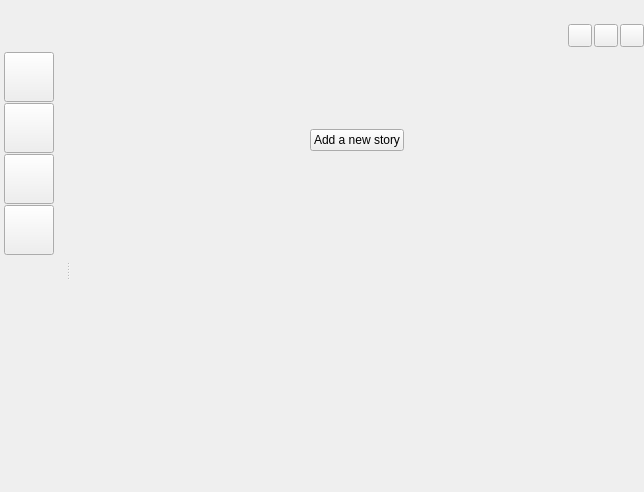
Before: the Qt Designer form ui/home_view.ui in zkovari/plotlyst, drawn with Qt 5.
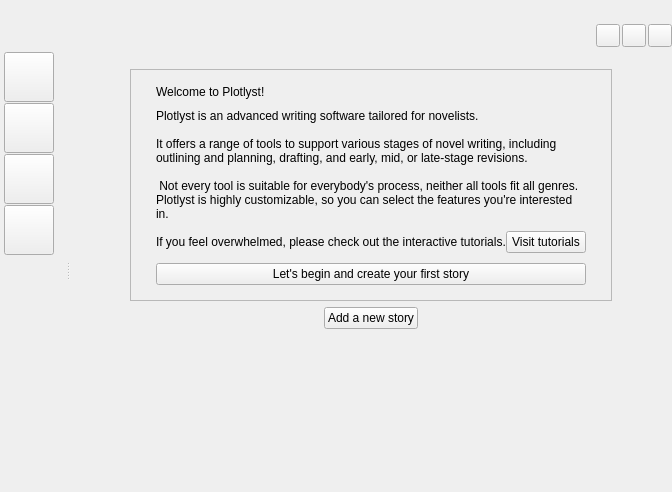
After: the same form once the commit is applied.

Commit message: Add Welcome page, closes #755

The edit to the form file:
```diff
--- a/ui/home_view.ui
+++ b/ui/home_view.ui
@@ -413,17 +413,187 @@
                 </property>
                 <layout class="QVBoxLayout" name="verticalLayout_12">
                  <property name="leftMargin">
-                  <number>0</number>
+                  <number>20</number>
                  </property>
                  <property name="topMargin">
-                  <number>80</number>
+                  <number>20</number>
                  </property>
                  <property name="rightMargin">
-                  <number>0</number>
+                  <number>20</number>
                  </property>
                  <property name="bottomMargin">
                   <number>0</number>
                  </property>
+                 <item>
+                  <layout class="QHBoxLayout" name="horizontalLayout_13">
+                   <item>
+                    <spacer name="horizontalSpacer_11">
+                     <property name="orientation">
+                      <enum>Qt::Horizontal</enum>
+                     </property>
+                     <property name="sizeType">
+                      <enum>QSizePolicy::Fixed</enum>
+                     </property>
+                     <property name="sizeHint" stdset="0">
+                      <size>
+                       <width>40</width>
+                       <height>20</height>
+                      </size>
+                     </property>
+                    </spacer>
+                   </item>
+                   <item>
+                    <widget class="QFrame" name="frame">
+                     <property name="sizePolicy">
+                      <sizepolicy hsizetype="Expanding" vsizetype="Preferred">
+                       <horstretch>0</horstretch>
+                       <verstretch>0</verstretch>
+                      </sizepolicy>
+                     </property>
+                     <property name="maximumSize">
+                      <size>
+                       <width>1000</width>
+                       <height>16777215</height>
+                      </size>
+                     </property>
+                     <property name="frameShape">
+                      <enum>QFrame::StyledPanel</enum>
+                     </property>
+                     <property name="frameShadow">
+                      <enum>QFrame::Raised</enum>
+                     </property>
+                     <property name="relaxed-white-bg" stdset="0">
+                      <bool>true</bool>
+                     </property>
+                     <property name="large-rounded" stdset="0">
+                      <bool>true</bool>
+                     </property>
+                     <layout class="QVBoxLayout" name="verticalLayout_15">
+                      <property name="spacing">
+                       <number>10</number>
+                      </property>
+                      <property name="leftMargin">
+                       <number>25</number>
+                      </property>
+                      <property name="topMargin">
+                       <number>15</number>
+                      </property>
+                      <property name="rightMargin">
+                       <number>25</number>
+                      </property>
+                      <property name="bottomMargin">
+                       <number>15</number>
+                      </property>
+                      <item>
+                       <widget class="QLabel" name="label_6">
+                        <property name="text">
+                         <string>Welcome to Plotlyst!</string>
+                        </property>
+                        <property name="h1" stdset="0">
+                         <bool>true</bool>
+                        </property>
+                       </widget>
+                      </item>
+                      <item>
+                       <widget class="QLabel" name="lblWelcomeMain">
+                        <property name="text">
+                         <string>Plotlyst is an advanced writing software tailored for novelists. 
+
+It offers a range of tools to support various stages of novel writing, including outlining and planning, drafting, and early, mid, or late-stage revisions. 
+
+ Not every tool is suitable for everybody's process, neither all tools fit all genres. Plotlyst is highly customizable, so you can select the features you're interested in.</string>
+                        </property>
+                        <property name="wordWrap">
+                         <bool>true</bool>
+                        </property>
+                       </widget>
+                      </item>
+                      <item>
+                       <layout class="QHBoxLayout" name="horizontalLayout_14">
+                        <property name="spacing">
+                         <number>0</number>
+                        </property>
+                        <item>
+                         <widget class="QLabel" name="label_8">
+                          <property name="sizePolicy">
+                           <sizepolicy hsizetype="Expanding" vsizetype="Preferred">
+                            <horstretch>0</horstretch>
+                            <verstretch>0</verstretch>
+                           </sizepolicy>
+                          </property>
+                          <property name="text">
+                           <string>If you feel overwhelmed, please check out the interactive tutorials.</string>
+                          </property>
+                          <property name="wordWrap">
+                           <bool>false</bool>
+                          </property>
+                          <property name="description" stdset="0">
+                           <bool>true</bool>
+                          </property>
+                         </widget>
+                        </item>
+                        <item>
+                         <widget class="QPushButton" name="btnVisitTutorials">
+                          <property name="cursor">
+                           <cursorShape>PointingHandCursor</cursorShape>
+                          </property>
+                          <property name="text">
+                           <string>Visit tutorials</string>
+                          </property>
+                         </widget>
+                        </item>
+                        <item>
+                         <spacer name="horizontalSpacer_13">
+                          <property name="orientation">
+                           <enum>Qt::Horizontal</enum>
+                          </property>
+                          <property name="sizeType">
+                           <enum>QSizePolicy::Expanding</enum>
+                          </property>
+                          <property name="sizeHint" stdset="0">
+                           <size>
+                            <width>40</width>
+                            <height>20</height>
+                           </size>
+                          </property>
+                         </spacer>
+                        </item>
+                       </layout>
+                      </item>
+                      <item>
+                       <widget class="QPushButton" name="btnFirstStory">
+                        <property name="cursor">
+                         <cursorShape>PointingHandCursor</cursorShape>
+                        </property>
+                        <property name="text">
+                         <string>Let's begin and create your first story</string>
+                        </property>
+                        <property name="transparent" stdset="0">
+                         <bool>true</bool>
+                        </property>
+                       </widget>
+                      </item>
+                     </layout>
+                    </widget>
+                   </item>
+                   <item>
+                    <spacer name="horizontalSpacer_14">
+                     <property name="orientation">
+                      <enum>Qt::Horizontal</enum>
+                     </property>
+                     <property name="sizeType">
+                      <enum>QSizePolicy::Fixed</enum>
+                     </property>
+                     <property name="sizeHint" stdset="0">
+                      <size>
+                       <width>40</width>
+                       <height>20</height>
+                      </size>
+                     </property>
+                    </spacer>
+                   </item>
+                  </layout>
+                 </item>
                  <item alignment="Qt::AlignHCenter">
                   <widget class="QPushButton" name="btnAddNewStoryMain">
                    <property name="sizePolicy">
```
Left out of the diff: 38 changed lines with no effect on the pictures. The commit also changes 2 other files.
